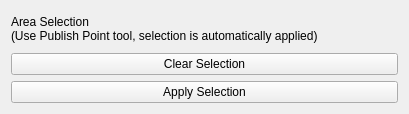
Qt form src/collaborative-robotic-sanding/crs_gui/ui/polygon_area_selection_widget.ui (Surfacerobot/crs_ws_fanuc) before a commit.
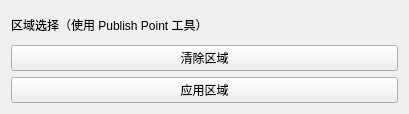
The same form after that commit.

```diff
--- a/src/collaborative-robotic-sanding/crs_gui/ui/polygon_area_selection_widget.ui
+++ b/src/collaborative-robotic-sanding/crs_gui/ui/polygon_area_selection_widget.ui
@@ -17,22 +17,21 @@
    <item>
     <widget class="QLabel" name="label_area_selection">
      <property name="text">
-      <string>Area Selection
-(Use Publish Point tool, selection is automatically applied)</string>
+      <string>区域选择（使用 Publish Point 工具）</string>
      </property>
     </widget>
    </item>
    <item>
     <widget class="QPushButton" name="push_button_clear_selection">
      <property name="text">
-      <string>Clear Selection</string>
+      <string>清除区域</string>
      </property>
     </widget>
    </item>
    <item>
     <widget class="QPushButton" name="push_button_apply_selection">
      <property name="text">
-      <string>Apply Selection</string>
+      <string>应用区域</string>
      </property>
     </widget>
    </item>
```
